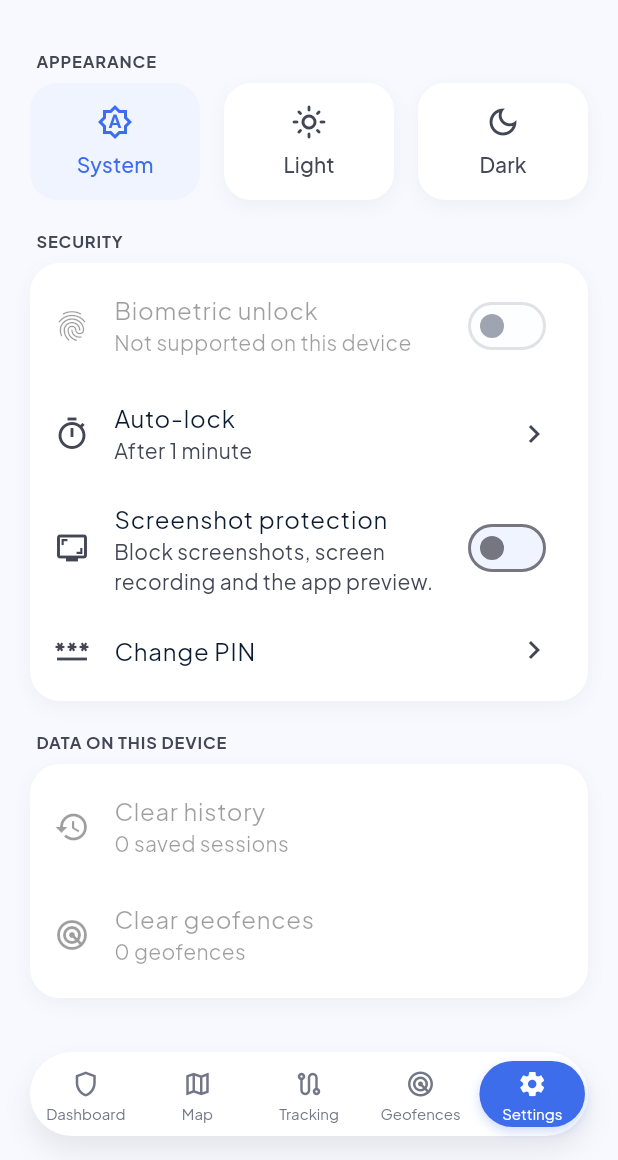
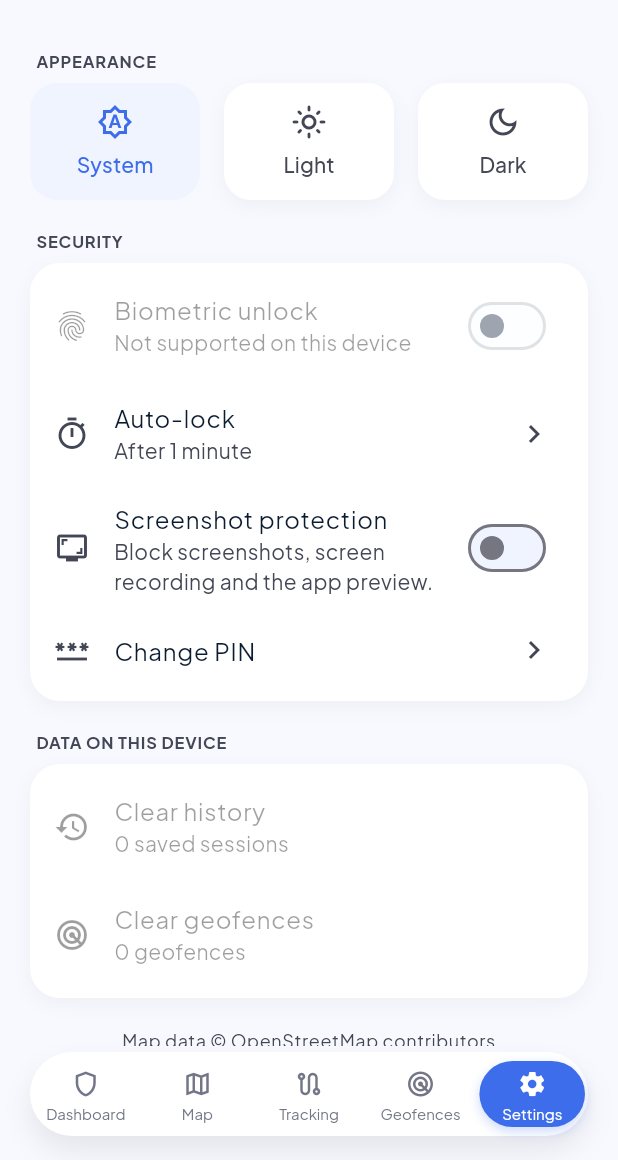
Before and after one commit to Rinshid10/Fabino-Technologies, a Flutter app: the SettingsScreen screen opened by its route, on a phone screen of 412 x 824 dp, the part 76-1236 px from its top. Run offline on Flutter 3.47's test engine with Material 3 defaults, Android fonts, the phone set to English and light mode, and no system bars; our stand-ins replace csv, flutter_local_notifications, flutter_map, flutter_riverpod, flutter_secure_storage, freezed_annotation and 10 more; missing offline and left inert: cryptography, no_screenshot; accounts and stored records are empty; generated files the repository leaves out were written again.

Commit message:
Move the map data credit from the map to Settings
Co-Authored-By: Claude Fable 5.2 <noreply@anthropic.com>

```diff
--- a/lib/core/widgets/app_map.dart
+++ b/lib/core/widgets/app_map.dart
@@ -5,8 +5,9 @@ import 'package:smart_access_security/core/widgets/soft_surface.dart';
 
 /// The app's map: OpenStreetMap tiles plus whatever [layers] a screen adds.
 ///
-/// Every screen uses this instead of `FlutterMap` directly so tile source,
-/// attribution and zoom limits are defined once.
+/// Every screen uses this instead of `FlutterMap` directly so tile source
+/// and zoom limits are defined once. The map data credit is
+/// shown in Settings, not on the map itself.
 class AppMap extends StatelessWidget {
   const AppMap({
     required this.initialCenter,
@@ -63,9 +64,6 @@ class AppMap extends StatelessWidget {
           userAgentPackageName: _userAgent,
         ),
         ...layers,
-        const SimpleAttributionWidget(
-          source: Text('OpenStreetMap contributors'),
-        ),
       ],
     );
 
--- a/lib/features/settings/presentation/screens/settings_screen.dart
+++ b/lib/features/settings/presentation/screens/settings_screen.dart
@@ -23,9 +23,30 @@ class SettingsScreen extends StatelessWidget {
             AppearanceSection(),
             SecuritySection(),
             DataSection(),
+            _MapCredit(),
           ],
         ),
       ),
     );
   }
 }
+
+/// Credit for the map data, required by the OpenStreetMap licence.
+class _MapCredit extends StatelessWidget {
+  const _MapCredit();
+
+  @override
+  Widget build(BuildContext context) {
+    final theme = Theme.of(context);
+    return Padding(
+      padding: const EdgeInsets.fromLTRB(24, 20, 24, 0),
+      child: Text(
+        'Map data © OpenStreetMap contributors',
+        textAlign: TextAlign.center,
+        style: theme.textTheme.bodySmall?.copyWith(
+          color: theme.colorScheme.onSurfaceVariant,
+        ),
+      ),
+    );
+  }
+}
```
